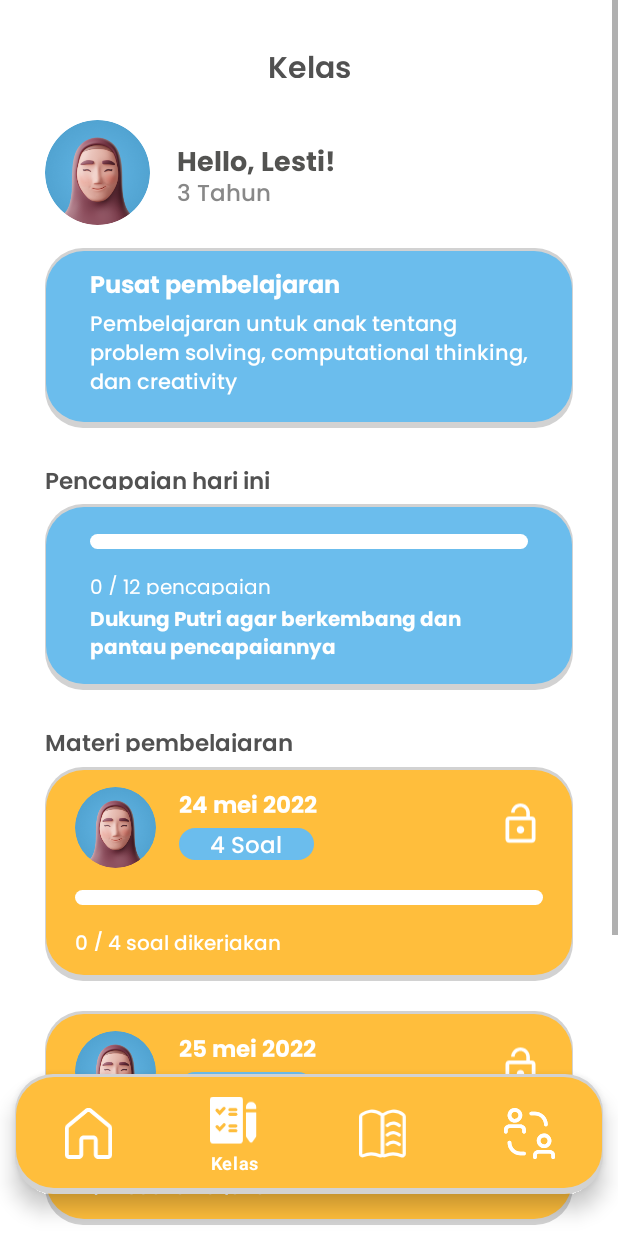
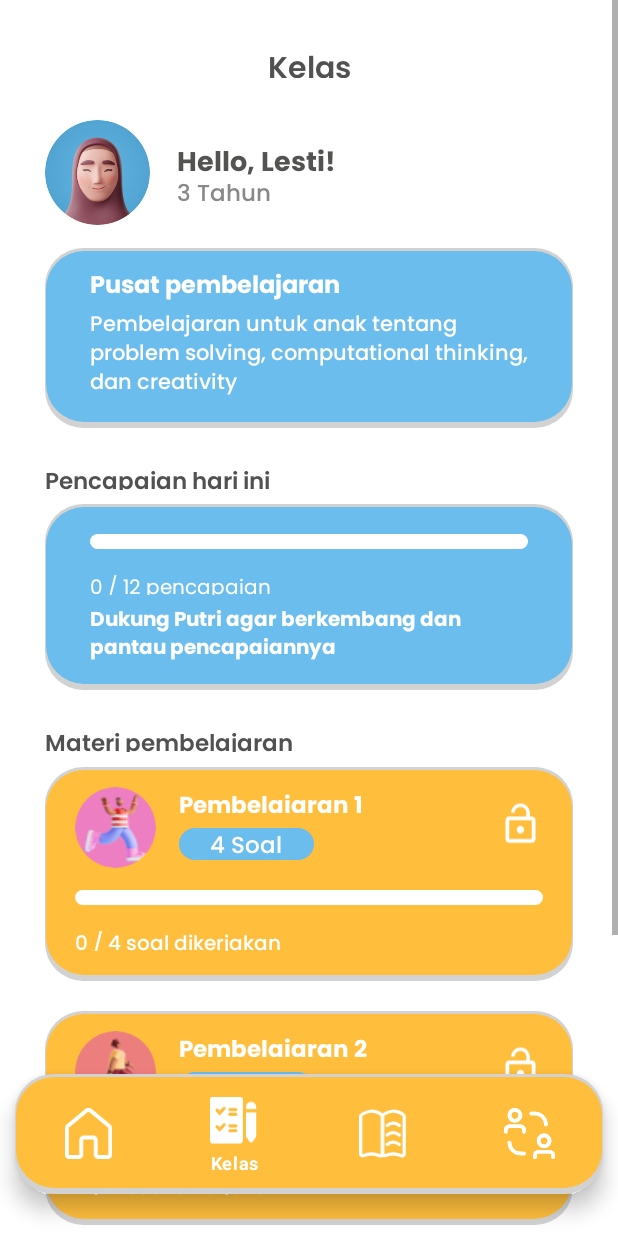
Before and after one commit to haezelnut/aloparent, an Android app: the Kelas screen opened directly, with no data from a screen before it, on a phone screen of 412 x 824 dp. Run offline under Robolectric (Android 15) with nearby library versions, the phone set to English and light mode, and no system bars; our stand-ins replace CircleImageView.

```diff
--- a/app/src/main/res/layout/activity_kelas.xml
+++ b/app/src/main/res/layout/activity_kelas.xml
@@ -203,7 +203,7 @@
                     android:layout_height="54dp"
                     android:layout_marginLeft="20dp"
                     android:layout_marginTop="13dp"
-                    android:src="@drawable/foto_profil_lesti" />
+                    android:src="@drawable/icon_pembelajaran1" />
 
                 <TextView
                     android:id="@+id/tanggalPemblajaran1"
@@ -213,7 +213,7 @@
                     android:layout_marginTop="13dp"
                     android:layout_toRightOf="@+id/icom_materi1"
                     android:fontFamily="@font/poppins_bold"
-                    android:text="24 mei 2022"
+                    android:text="Pembelajaran 1"
                     android:textColor="@color/white"
                     android:textSize="15dp" />
 
@@ -281,7 +281,7 @@
                     android:layout_height="54dp"
                     android:layout_marginLeft="20dp"
                     android:layout_marginTop="13dp"
-                    android:src="@drawable/foto_profil_lesti" />
+                    android:src="@drawable/icon_pembelajaran2" />
 
                 <TextView
                     android:id="@+id/tanggalPemblajaran2"
@@ -291,7 +291,7 @@
                     android:layout_marginTop="13dp"
                     android:layout_toRightOf="@+id/icom_materi2"
                     android:fontFamily="@font/poppins_bold"
-                    android:text="25 mei 2022"
+                    android:text="Pembelajaran 2"
                     android:textColor="@color/white"
                     android:textSize="15dp" />
 
@@ -360,7 +360,7 @@
                     android:layout_height="54dp"
                     android:layout_marginLeft="20dp"
                     android:layout_marginTop="13dp"
-                    android:src="@drawable/foto_profil_lesti" />
+                    android:src="@drawable/icon_pembelajaran3" />
 
                 <TextView
                     android:id="@+id/tanggalPemblajaran3"
@@ -370,7 +370,7 @@
                     android:layout_marginTop="13dp"
                     android:layout_toRightOf="@+id/icom_materi3"
                     android:fontFamily="@font/poppins_bold"
-                    android:text="26 mei 2022"
+                    android:text="Pembelajaran 3"
                     android:textColor="@color/white"
                     android:textSize="15dp" />
 
```
Also changed, not shown: app/src/main/res/drawable-v24/icon_pembelajaran1.png (added), app/src/main/res/drawable-v24/icon_pembelajaran2.png (added), app/src/main/res/drawable-v24/icon_pembelajaran3.png (added).
